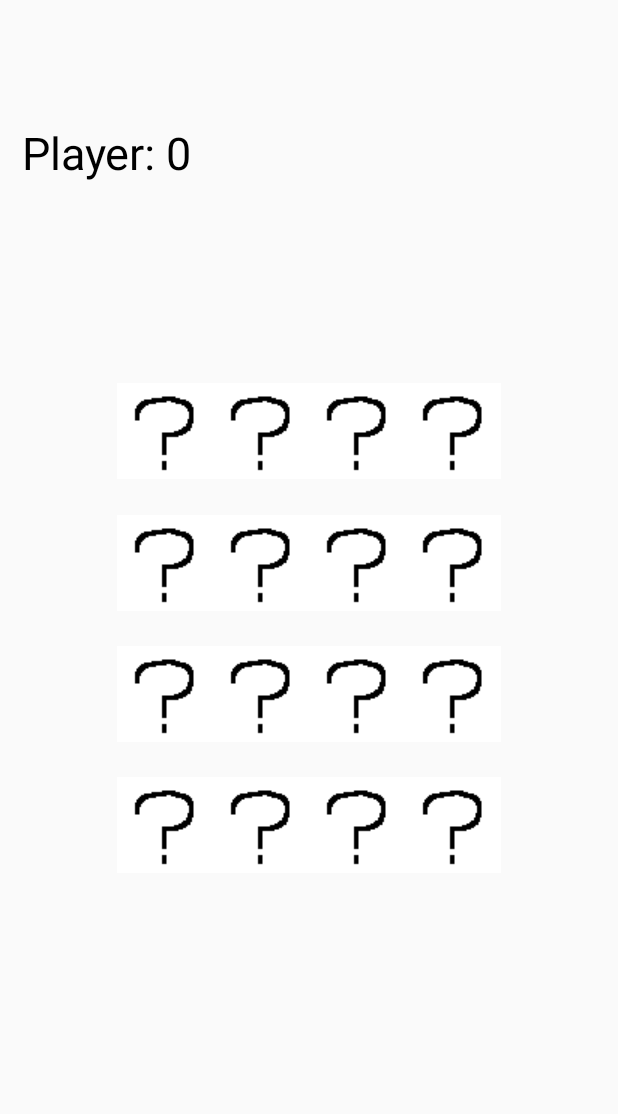
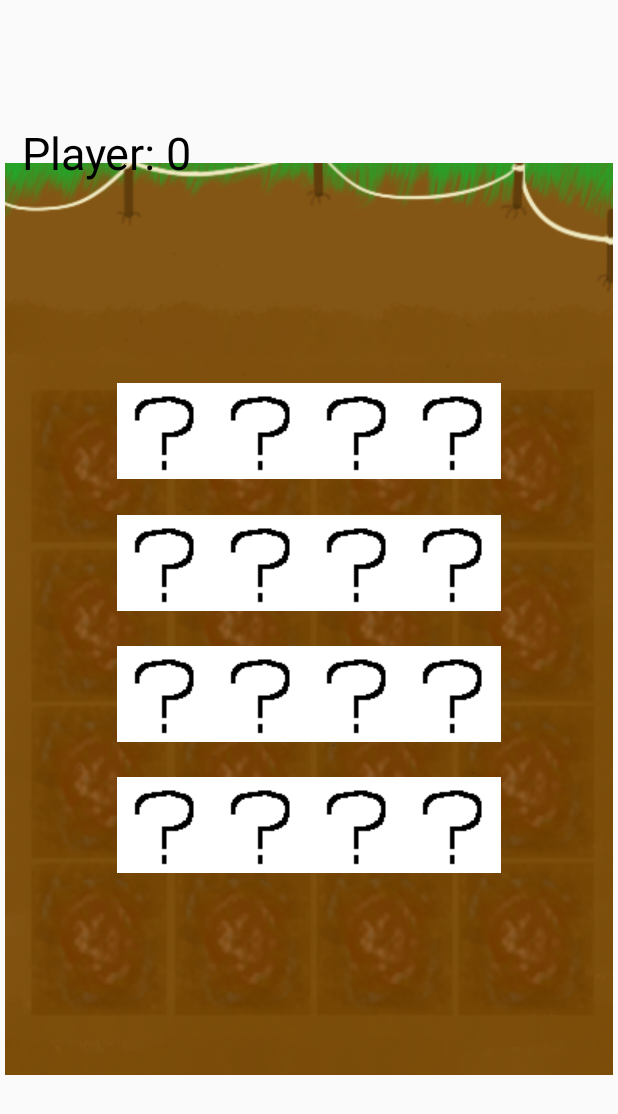
Before and after one commit to Arbszy/DinoDiscovery, an Android app: the layout activity_main.xml on its own in the app's theme, with its tools: preview values and no code run, on a phone screen of 412 x 824 dp. Shown: the top 1114 px of the screen. Run offline under Robolectric (Android 15) with nearby library versions, the phone set to English and light mode, and no system bars; Roboto replaces fonts that are not available here.

Commit message:
Small Changes
Added images to activities with nothing.

```diff
--- a/app/src/main/res/layout/activity_main.xml
+++ b/app/src/main/res/layout/activity_main.xml
@@ -5,6 +5,16 @@
     android:layout_width="match_parent"
     android:layout_height="match_parent"
     tools:context=".MainActivity">
+
+    <ImageView
+        android:id="@+id/imageView13"
+        android:layout_width="405dp"
+        android:layout_height="634dp"
+        app:layout_constraintBottom_toBottomOf="parent"
+        app:layout_constraintEnd_toEndOf="parent"
+        app:layout_constraintStart_toStartOf="parent"
+        app:layout_constraintTop_toTopOf="parent"
+        app:srcCompat="@drawable/game_4x4_screen" />
 
     <include
         layout="@layout/images"
```
Also changed, not shown: app/src/main/res/layout/activity_how_to_play.xml (+16 -0 lines).
